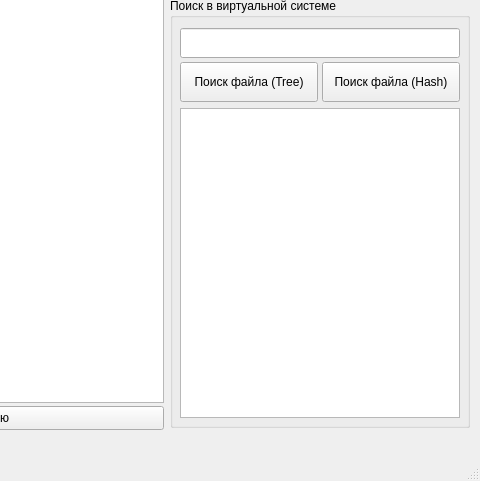
Above: view/mainwindow.ui from VLmb/cpp-vfs-explorer before the change; both pictures show x 320 to 800 and y 282 to 763 of the 800 by 763 pixel window. Below: the same form after it.
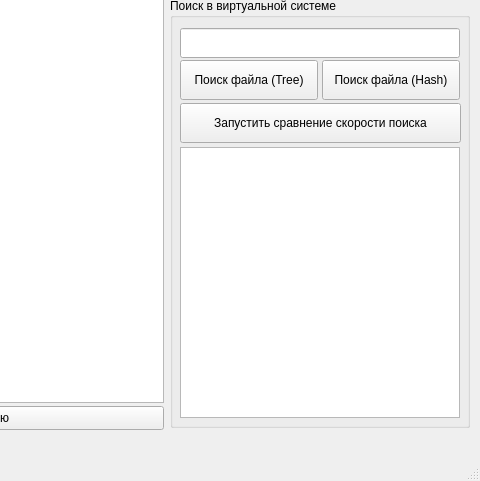
That is the form after the change.

Commit message: feat: add benchmarks

Patch:
```diff
--- a/view/mainwindow.ui
+++ b/view/mainwindow.ui
@@ -176,7 +176,7 @@
      <property name="geometry">
       <rect>
        <x>10</x>
-       <y>64</y>
+       <y>62</y>
        <width>138</width>
        <height>40</height>
       </rect>
@@ -189,7 +189,7 @@
      <property name="geometry">
       <rect>
        <x>152</x>
-       <y>64</y>
+       <y>62</y>
        <width>138</width>
        <height>40</height>
       </rect>
@@ -202,12 +202,25 @@
      <property name="geometry">
       <rect>
        <x>10</x>
-       <y>110</y>
+       <y>149</y>
        <width>280</width>
-       <height>310</height>
+       <height>271</height>
       </rect>
      </property>
     </widget>
+    <widget class="QPushButton" name="btnRunBenchmark">
+     <property name="geometry">
+      <rect>
+       <x>10</x>
+       <y>105</y>
+       <width>281</width>
+       <height>40</height>
+      </rect>
+     </property>
+     <property name="text">
+      <string>Запустить сравнение скорости поиска</string>
+     </property>
+    </widget>
    </widget>
    <widget class="QPushButton" name="btnExpandAll">
     <property name="geometry">
```
The commit also changes 10 other files.
